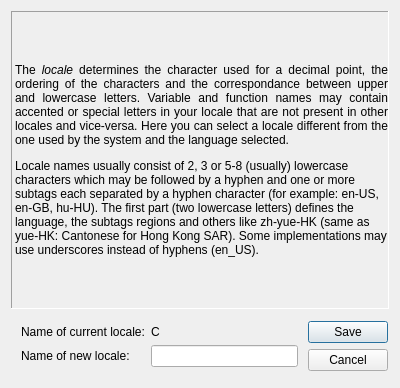
The window that FalconCalcQt/LocaleDlg.ui (solyoma/FalconCalc) describes before a commit, drawn with Qt 5.
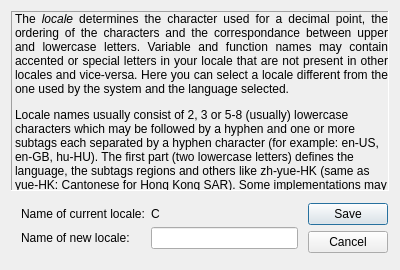
The same window after the commit. Icons and pictures are not drawn.

Commit message: WIP: all dialog windows is modern dialog windows

```diff
--- a/FalconCalcQt/LocaleDlg.ui
+++ b/FalconCalcQt/LocaleDlg.ui
@@ -1,13 +1,13 @@
 <?xml version="1.0" encoding="UTF-8"?>
 <ui version="4.0">
  <class>LocaleDlgClass</class>
- <widget class="QDialog" name="LocaleDlgClass">
+ <widget class="QWidget" name="LocaleDlgClass">
   <property name="geometry">
    <rect>
     <x>0</x>
     <y>0</y>
     <width>400</width>
-    <height>388</height>
+    <height>270</height>
    </rect>
   </property>
   <property name="sizePolicy">
@@ -19,7 +19,7 @@
   <property name="minimumSize">
    <size>
     <width>400</width>
-    <height>388</height>
+    <height>270</height>
    </size>
   </property>
   <property name="maximumSize">
```
Left out of the diff: 35 changed lines with no effect on the pictures. The commit also changes 26 other files.
